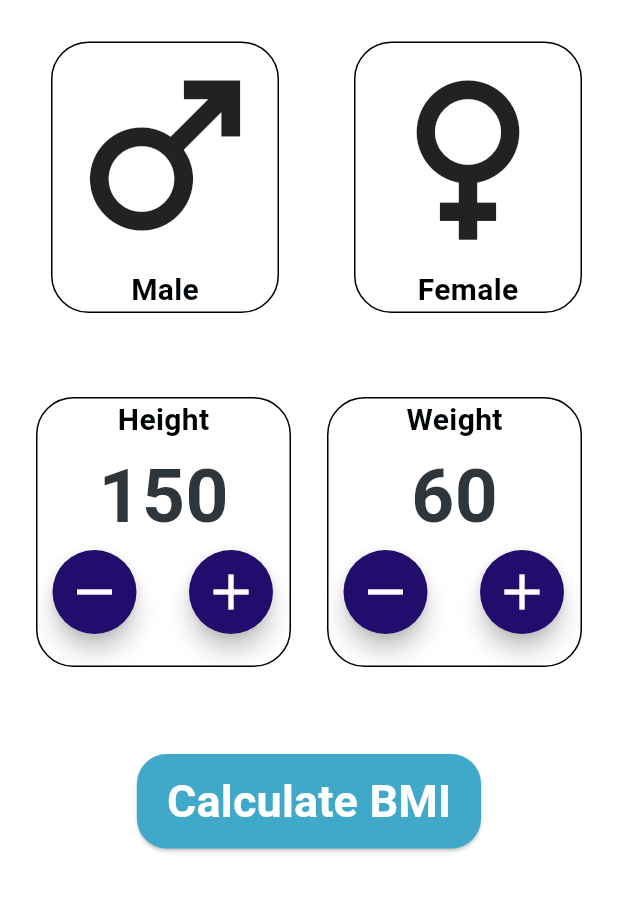
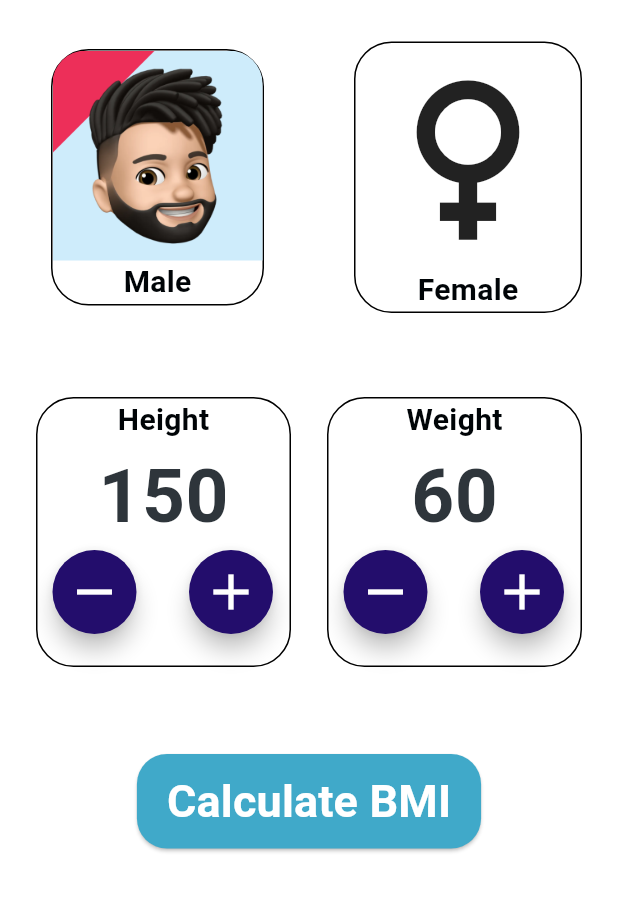
Before and after one commit to akithawijesinghe/BMICALflutter, a Flutter app: the screen it shows after launch, on a phone screen of 412 x 824 dp, the part 95-1007 px from its top. Run offline on Flutter 3.47's test engine with Material 3 defaults, Android fonts, the phone set to English and light mode, and no system bars; Roboto replaces fonts that are missing (Candara).

Commit message:
ui improved

```diff
--- a/lib/main_page.dart
+++ b/lib/main_page.dart
@@ -75,9 +75,20 @@ class _MainPageState extends State<MainPage> {
                               : Colors.transparent),
                         ),
                         child: Column(
-                          children: const [
+                          children: [
                             //const SizedBox(height: 30),
-                            Icon(Icons.male, size: 150),
+                            //Icon(Icons.male, size: 150),
+                            ClipRRect(
+                              borderRadius: BorderRadius.only(
+                                topLeft: Radius.circular(22.0),
+                                topRight: Radius.circular(22.0),
+                              ),
+                              child: Image.asset(
+                                'assets/male_image1.png', // Add the path to the male image asset
+                                width: 140,
+                                height: 140,
+                              ),
+                            ),
                             Text(
                               "Male",
                               style: subheading,
--- a/pubspec.yaml
+++ b/pubspec.yaml
@@ -61,6 +61,7 @@ flutter:
   assets:
     - assets/male_image.jpg
     - assets/female_image.png
+    - assets/male_image1.png
 
   # An image asset can refer to one or more resolution-specific "variants", see
   # https://flutter.dev/assets-and-images/#resolution-aware
```
Also changed, not shown: assets/male_image1.png (added).
